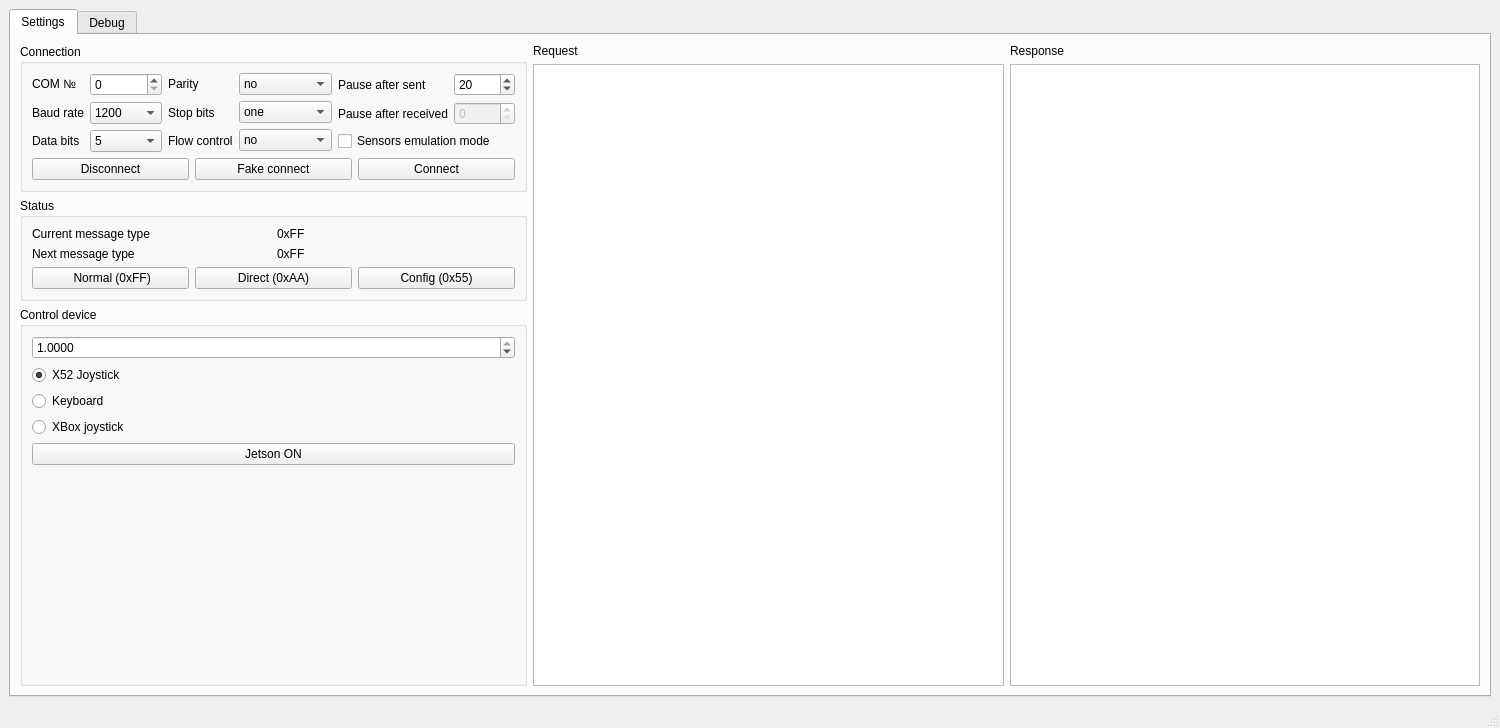
Before: the Qt Designer form mainwindow.ui in hidronautics/control, drawn with Qt 5.
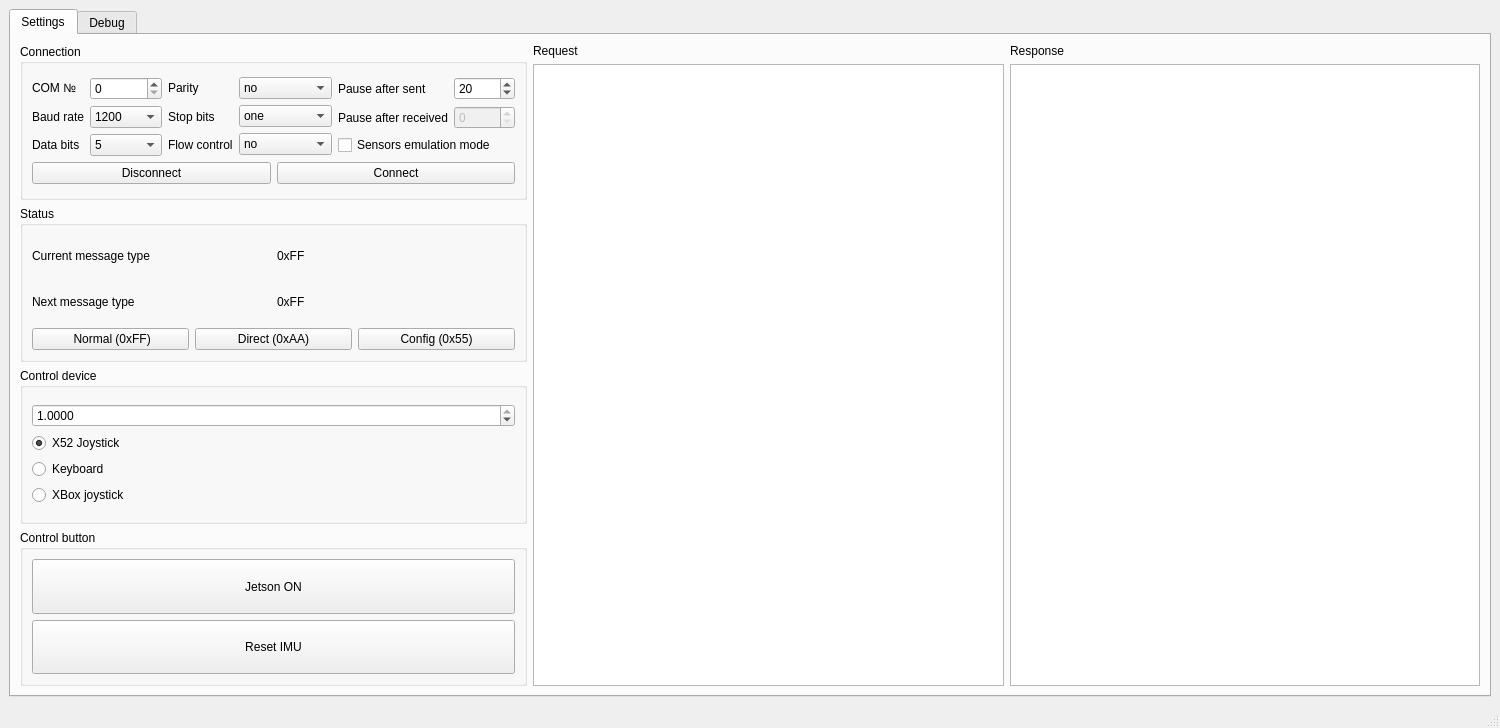
After: the same form once the commit is applied. Icons and pictures are not drawn.

Commit message: Added reset IMU button

```diff
--- a/mainwindow.ui
+++ b/mainwindow.ui
@@ -399,13 +399,6 @@
                      </property>
                     </widget>
                    </item>
-                   <item>
-                    <widget class="QPushButton" name="pushButton">
-                     <property name="text">
-                      <string>Fake connect</string>
-                     </property>
-                    </widget>
-                   </item>
                    <item>
                     <widget class="QPushButton" name="pushButton_Connect">
                      <property name="text">
@@ -554,8 +547,29 @@
                  </item>
                 </layout>
                </item>
+              </layout>
+             </widget>
+            </item>
+            <item>
+             <widget class="QGroupBox" name="groupBox_2">
+              <property name="sizePolicy">
+               <sizepolicy hsizetype="Minimum" vsizetype="Minimum">
+                <horstretch>0</horstretch>
+                <verstretch>0</verstretch>
+               </sizepolicy>
+              </property>
+              <property name="title">
+               <string>Control button</string>
+              </property>
+              <layout class="QVBoxLayout" name="verticalLayout">
                <item>
-                <widget class="QPushButton" name="pushButton_jetsonOnOff">
+                <widget class="QPushButton" name="pushButtonJetsonOnOff">
+                 <property name="sizePolicy">
+                  <sizepolicy hsizetype="Minimum" vsizetype="Minimum">
+                   <horstretch>0</horstretch>
+                   <verstretch>0</verstretch>
+                  </sizepolicy>
+                 </property>
                  <property name="text">
                   <string>Jetson ON</string>
                  </property>
@@ -565,17 +579,17 @@
                 </widget>
                </item>
                <item>
-                <spacer name="verticalSpacer">
-                 <property name="orientation">
-                  <enum>Qt::Vertical</enum>
+                <widget class="QPushButton" name="pushButtonResetIMU">
+                 <property name="sizePolicy">
+                  <sizepolicy hsizetype="Minimum" vsizetype="Minimum">
+                   <horstretch>0</horstretch>
+                   <verstretch>0</verstretch>
+                  </sizepolicy>
                  </property>
-                 <property name="sizeHint" stdset="0">
-                  <size>
-                   <width>20</width>
-                   <height>40</height>
-                  </size>
+                 <property name="text">
+                  <string>Reset IMU</string>
                  </property>
-                </spacer>
+                </widget>
                </item>
               </layout>
              </widget>
```
The commit also changes 8 other files.
